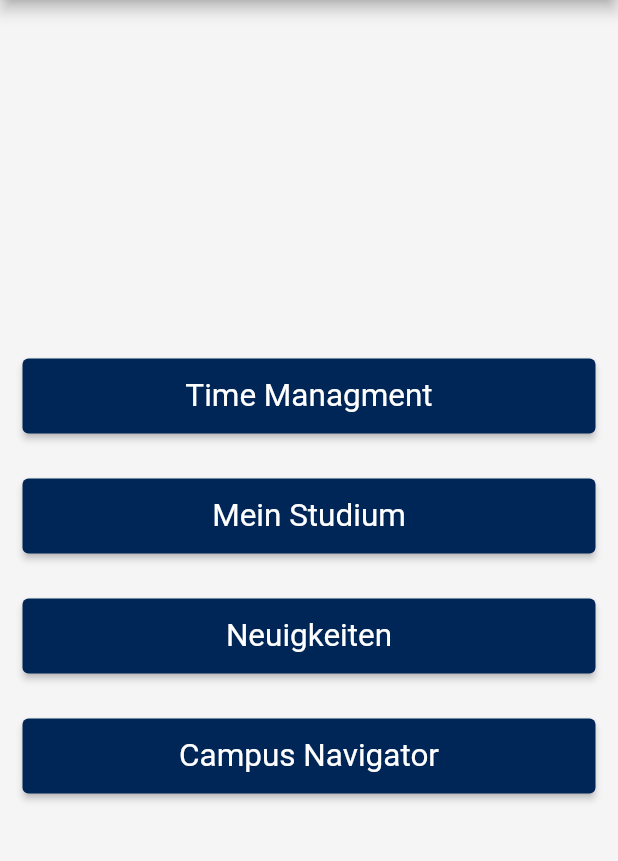
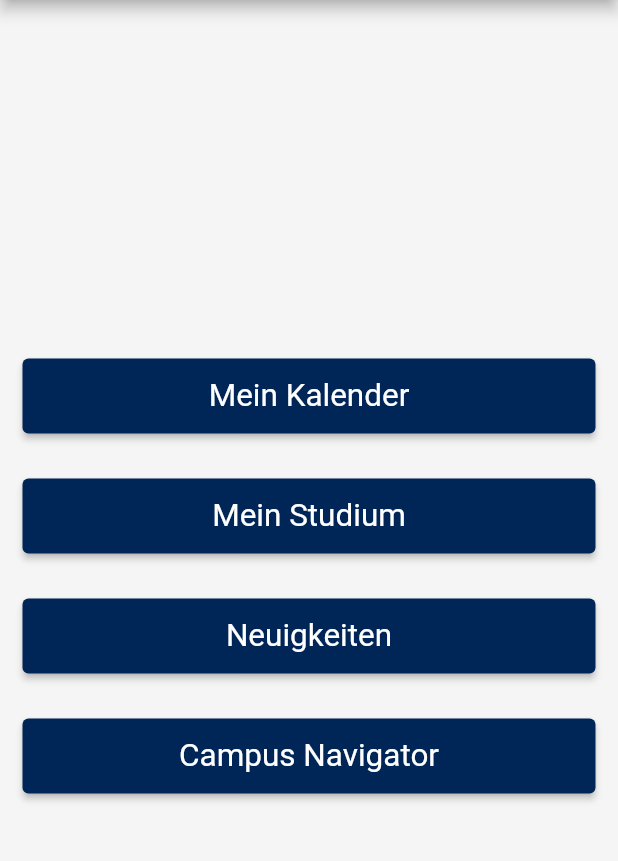
Before and after one commit to johannesmhl/tud-mobile, a Flutter app: the screen it shows after launch, on a phone screen of 412 x 824 dp, the part 84-945 px from its top. Run offline on Flutter 3.47's test engine with Material 2 defaults, Android fonts, the phone set to English and light mode, and no system bars.

```diff
--- a/lib/main.dart
+++ b/lib/main.dart
@@ -1,9 +1,9 @@
 import 'package:flutter/material.dart';
+import 'package:tudmobile/pages/CalendarPage.dart';
 import 'package:tudmobile/pages/CampusNavigator.dart';
 import 'package:tudmobile/pages/HomePage.dart';
 import 'package:tudmobile/pages/MeinStudiumPage.dart';
 import 'package:tudmobile/pages/NewsPage.dart';
-import 'package:tudmobile/pages/TimeManagementPage.dart';
 
 void main() => runApp(const MyApp());
 
@@ -38,7 +38,7 @@ class MyApp extends StatelessWidget {
       initialRoute: '/',
       routes: {
         '/': (context) => const MyHomePage(),
-        '/time-managment': (context) => const TimeManagementPage(),
+        '/calendar': (context) => const CalendarPage(),
         '/mein-studium': (context) => const MeinStudiumPage(),
         '/news': (context) => const NewsPage(),
         '/campus-navigator': (context) => const CampusNavigatorPage(),
--- a/lib/pages/HomePage.dart
+++ b/lib/pages/HomePage.dart
@@ -13,7 +13,7 @@ class MyHomePage extends StatelessWidget {
         child: Column(
           mainAxisAlignment: MainAxisAlignment.center,
           children: <Widget>[
-            buildClickableButton(context, 'Time Managment', '/time-managment'),
+            buildClickableButton(context, 'Mein Kalender', '/calendar'),
             buildClickableButton(context, 'Mein Studium', '/mein-studium'),
             buildClickableButton(context, 'Neuigkeiten', '/news'),
             buildClickableButton(
```
Also changed, not shown: lib/pages/CalendarPage.dart (renamed from lib/pages/TimeManagementPage.dart, +7 -8 lines).
